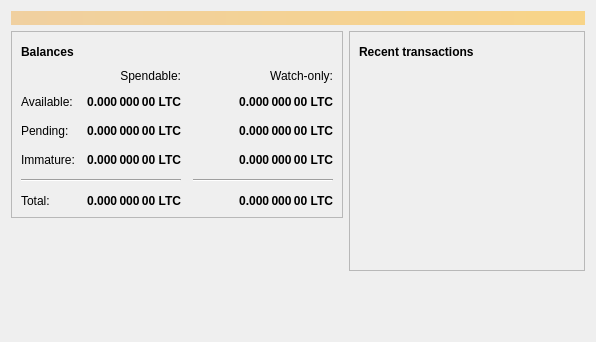
Before: the Qt Designer form src/qt/forms/overviewpage.ui in santos177/TradeLayer, drawn with Qt 5.
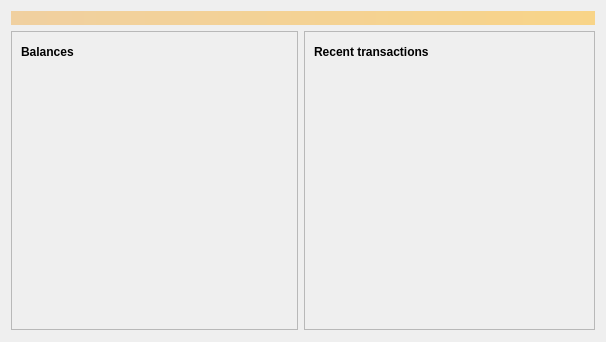
After: the same form once the commit is applied. Icons and pictures are not drawn.

Commit message: right code base added

```diff
--- a/src/qt/forms/overviewpage.ui
+++ b/src/qt/forms/overviewpage.ui
@@ -6,7 +6,7 @@
    <rect>
     <x>0</x>
     <y>0</y>
-    <width>596</width>
+    <width>606</width>
     <height>342</height>
    </rect>
   </property>
@@ -66,6 +66,12 @@
               <property name="enabled">
                <bool>true</bool>
               </property>
+              <property name="minimumSize">
+               <size>
+                <width>150</width>
+                <height>0</height>
+               </size>
+              </property>
               <property name="maximumSize">
                <size>
                 <width>30</width>
@@ -73,7 +79,10 @@
                </size>
               </property>
               <property name="toolTip">
-               <string>The displayed information may be out of date. Your wallet automatically synchronizes with the Litecoin network after a connection is established, but this process has not completed yet.</string>
+               <string>The displayed information may be out of date. Your wallet automatically synchronizes with the Bitcoin network after a connection is established, but this process has not completed yet.</string>
+              </property>
+              <property name="styleSheet">
+               <string notr="true">text-align: left</string>
               </property>
               <property name="text">
                <string/>
@@ -110,315 +119,27 @@
            </layout>
           </item>
           <item>
-           <layout class="QGridLayout" name="gridLayout">
-            <property name="spacing">
-             <number>12</number>
+           <widget class="QListWidget" name="overviewLW">
+            <property name="focusPolicy">
+             <enum>Qt::NoFocus</enum>
             </property>
-            <item row="2" column="2">
-             <widget class="QLabel" name="labelWatchPending">
-              <property name="font">
-               <font>
-                <weight>75</weight>
-                <bold>true</bold>
-               </font>
-              </property>
-              <property name="cursor">
-               <cursorShape>IBeamCursor</cursorShape>
-              </property>
-              <property name="toolTip">
-               <string>Unconfirmed transactions to watch-only addresses</string>
-              </property>
-              <property name="text">
-               <string notr="true">0.000 000 00 LTC</string>
-              </property>
-              <property name="alignment">
-               <set>Qt::AlignRight|Qt::AlignTrailing|Qt::AlignVCenter</set>
-              </property>
-              <property name="textInteractionFlags">
-               <set>Qt::LinksAccessibleByMouse|Qt::TextSelectableByKeyboard|Qt::TextSelectableByMouse</set>
-              </property>
-             </widget>
-            </item>
-            <item row="2" column="1">
-             <widget class="QLabel" name="labelUnconfirmed">
-              <property name="font">
-               <font>
-                <weight>75</weight>
-                <bold>true</bold>
-               </font>
-              </property>
-              <property name="cursor">
-               <cursorShape>IBeamCursor</cursorShape>
-              </property>
-              <property name="toolTip">
-               <string>Total of transactions that have yet to be confirmed, and do not yet count toward the spendable balance</string>
-              </property>
-              <property name="text">
-               <string notr="true">0.000 000 00 LTC</string>
-              </property>
-              <property name="alignment">
-               <set>Qt::AlignRight|Qt::AlignTrailing|Qt::AlignVCenter</set>
-              </property>
-              <property name="textInteractionFlags">
-               <set>Qt::LinksAccessibleByMouse|Qt::TextSelectableByKeyboard|Qt::TextSelectableByMouse</set>
-              </property>
-             </widget>
-            </item>
-            <item row="3" column="2">
-             <widget class="QLabel" name="labelWatchImmature">
-              <property name="font">
-               <font>
-                <weight>75</weight>
-                <bold>true</bold>
-               </font>
-              </property>
-              <property name="cursor">
-               <cursorShape>IBeamCursor</cursorShape>
-              </property>
-              <property name="toolTip">
-               <string>Mined balance in watch-only addresses that has not yet matured</string>
-              </property>
-              <property name="text">
-               <string notr="true">0.000 000 00 LTC</string>
-              </property>
-              <property name="alignment">
-               <set>Qt::AlignRight|Qt::AlignTrailing|Qt::AlignVCenter</set>
-              </property>
-              <property name="textInteractionFlags">
-               <set>Qt::LinksAccessibleByMouse|Qt::TextSelectableByKeyboard|Qt::TextSelectableByMouse</set>
-              </property>
-             </widget>
-            </item>
-            <item row="4" column="0" colspan="2">
-             <widget class="Line" name="line">
-              <property name="orientation">
-               <enum>Qt::Horizontal</enum>
-              </property>
-             </widget>
-            </item>
-            <item row="4" column="2">
-             <widget class="Line" name="lineWatchBalance">
-              <property name="sizePolicy">
-               <sizepolicy hsizetype="Preferred" vsizetype="Fixed">
-                <horstretch>0</horstretch>
-                <verstretch>0</verstretch>
-               </sizepolicy>
-              </property>
-              <property name="minimumSize">
-               <size>
-                <width>140</width>
-                <height>0</height>
-               </size>
-              </property>
-              <property name="orientation">
-               <enum>Qt::Horizontal</enum>
-              </property>
-             </widget>
-            </item>
-            <item row="5" column="0">
-             <widget class="QLabel" name="labelTotalText">
-              <property name="text">
-               <string>Total:</string>
-              </property>
-             </widget>
-            </item>
-            <item row="3" column="1">
-             <widget class="QLabel" name="labelImmature">
-              <property name="font">
-               <font>
-                <weight>75</weight>
-                <bold>true</bold>
-               </font>
-              </property>
-              <property name="cursor">
-               <cursorShape>IBeamCursor</cursorShape>
-              </property>
-              <property name="toolTip">
-               <string>Mined balance that has not yet matured</string>
-              </property>
-              <property name="text">
-               <string notr="true">0.000 000 00 LTC</string>
-              </property>
-              <property name="alignment">
-               <set>Qt::AlignRight|Qt::AlignTrailing|Qt::AlignVCenter</set>
-              </property>
-              <property name="textInteractionFlags">
-               <set>Qt::LinksAccessibleByMouse|Qt::TextSelectableByKeyboard|Qt::TextSelectableByMouse</set>
-              </property>
-             </widget>
-            </item>
-            <item row="2" column="3">
-             <spacer name="horizontalSpacer_2">
-              <property name="orientation">
-               <enum>Qt::Horizontal</enum>
-              </property>
-              <property name="sizeHint" stdset="0">
-               <size>
-                <width>40</width>
-                <height>20</height>
-               </size>
-              </property>
-             </spacer>
-            </item>
-            <item row="3" column="0">
-             <widget class="QLabel" name="labelImmatureText">
-              <property name="text">
-               <string>Immature:</string>
-              </property>
-             </widget>
-            </item>
-            <item row="5" column="1">
-             <widget class="QLabel" name="labelTotal">
-              <property name="font">
-               <font>
-                <weight>75</weight>
-                <bold>true</bold>
-               </font>
-              </property>
-              <property name="cursor">
-               <cursorShape>IBeamCursor</cursorShape>
-              </property>
-              <property name="toolTip">
-               <string>Your current total balance</string>
-              </property>
-              <property name="text">
-               <string notr="true">0.000 000 00 LTC</string>
-              </property>
-              <property name="alignment">
-               <set>Qt::AlignRight|Qt::AlignTrailing|Qt::AlignVCenter</set>
-              </property>
-              <property name="textInteractionFlags">
-               <set>Qt::LinksAccessibleByMouse|Qt::TextSelectableByKeyboard|Qt::TextSelectableByMouse</set>
-              </property>
-             </widget>
-            </item>
-            <item row="5" column="2">
-             <widget class="QLabel" name="labelWatchTotal">
-              <property name="font">
-               <font>
-                <weight>75</weight>
-                <bold>true</bold>
-               </font>
-              </property>
-              <property name="cursor">
-               <cursorShape>IBeamCursor</cursorShape>
-              </property>
-              <property name="toolTip">
-               <string>Current total balance in watch-only addresses</string>
-              </property>
-              <property name="text">
-               <string notr="true">0.000 000 00 LTC</string>
-              </property>
-              <property name="alignment">
-               <set>Qt::AlignRight|Qt::AlignTrailing|Qt::AlignVCenter</set>
-              </property>
-              <property name="textInteractionFlags">
-               <set>Qt::LinksAccessibleByMouse|Qt::TextSelectableByKeyboard|Qt::TextSelectableByMouse</set>
-              </property>
-             </widget>
-            </item>
-            <item row="0" column="2">
-             <widget class="QLabel" name="labelWatchonly">
-              <property name="text">
-               <string>Watch-only:</string>
-              </property>
-              <property name="alignment">
-               <set>Qt::AlignRight|Qt::AlignTrailing|Qt::AlignVCenter</set>
-              </property>
-             </widget>
-            </item>
-            <item row="1" column="0">
-             <widget class="QLabel" name="labelBalanceText">
-              <property name="text">
-               <string>Available:</string>
-              </property>
-             </widget>
-            </item>
-            <item row="1" column="1">
-             <widget class="QLabel" name="labelBalance">
-              <property name="font">
-               <font>
-                <weight>75</weight>
-                <bold>true</bold>
-               </font>
-              </property>
-              <property name="cursor">
-               <cursorShape>IBeamCursor</cursorShape>
-              </property>
-              <property name="toolTip">
-               <string>Your current spendable balance</string>
-              </property>
-              <property name="text">
-               <string notr="true">0.000 000 00 LTC</string>
-              </property>
-              <property name="alignment">
-               <set>Qt::AlignRight|Qt::AlignTrailing|Qt::AlignVCenter</set>
-              </property>
-              <property name="textInteractionFlags">
-               <set>Qt::LinksAccessibleByMouse|Qt::TextSelectableByKeyboard|Qt::TextSelectableByMouse</set>
-              </property>
-             </widget>
-            </item>
-            <item row="1" column="2">
-             <widget class="QLabel" name="labelWatchAvailable">
-              <property name="font">
-               <font>
-                <weight>75</weight>
-                <bold>true</bold>
-               </font>
-              </property>
-              <property name="cursor">
-               <cursorShape>IBeamCursor</cursorShape>
-              </property>
-              <property name="toolTip">
-               <string>Your current balance in watch-only addresses</string>
-              </property>
-              <property name="text">
-               <string notr="true">0.000 000 00 LTC</string>
-              </property>
-              <property name="alignment">
-               <set>Qt::AlignRight|Qt::AlignTrailing|Qt::AlignVCenter</set>
-              </property>
-              <property name="textInteractionFlags">
-               <set>Qt::LinksAccessibleByMouse|Qt::TextSelectableByKeyboard|Qt::TextSelectableByMouse</set>
-              </property>
-             </widget>
-            </item>
-            <item row="2" column="0">
-             <widget class="QLabel" name="labelPendingText">
-              <property name="text">
-               <string>Pending:</string>
-              </property>
-             </widget>
-            </item>
-            <item row="0" column="1">
-             <widget class="QLabel" name="labelSpendable">
-              <property name="text">
-               <string>Spendable:</string>
-              </property>
-              <property name="alignment">
-               <set>Qt::AlignRight|Qt::AlignTrailing|Qt::AlignVCenter</set>
-              </property>
-             </widget>
-            </item>
-           </layout>
+            <property name="styleSheet">
+             <string notr="true">QListWidget { background-color:transparent }</string>
+            </property>
+            <property name="frameShape">
+             <enum>QFrame::NoFrame</enum>
+            </property>
+            <property name="frameShadow">
+             <enum>QFrame::Plain</enum>
+            </property>
+            <property name="selectionMode">
+             <enum>QAbstractItemView::NoSelection</enum>
+            </property>
+           </widget>
           </item>
          </layout>
         </widget>
        </item>
-       <item>
-        <spacer name="verticalSpacer">
-         <property name="orientation">
-          <enum>Qt::Vertical</enum>
-         </property>
-         <property name="sizeHint" stdset="0">
-          <size>
-           <width>20</width>
-           <height>40</height>
-          </size>
-         </property>
-        </spacer>
-       </item>
       </layout>
      </item>
      <item>
@@ -452,6 +173,12 @@
               <property name="enabled">
                <bool>true</bool>
               </property>
+              <property name="minimumSize">
+               <size>
+                <width>150</width>
+                <height>0</height>
+               </size>
+              </property>
               <property name="maximumSize">
                <size>
                 <width>30</width>
@@ -459,7 +186,10 @@
                </size>
               </property>
               <property name="toolTip">
-               <string>The displayed information may be out of date. Your wallet automatically synchronizes with the Litecoin network after a connection is established, but this process has not completed yet.</string>
+               <string>The displayed information may be out of date. Your wallet automatically synchronizes with the Bitcoin network after a connection is established, but this process has not completed yet.</string>
+              </property>
+              <property name="styleSheet">
+               <string notr="true">text-align:left;</string>
               </property>
               <property name="text">
                <string/>
@@ -514,26 +244,42 @@
             </property>
            </widget>
           </item>
+          <item>
+           <spacer name="verticalSpacer_2">
+            <property name="orientation">
+             <enum>Qt::Vertical</enum>
+            </property>
+            <property name="sizeHint" stdset="0">
+             <size>
+              <width>20</width>
+              <height>40</height>
+             </size>
+            </property>
+           </spacer>
+          </item>
          </layout>
         </widget>
        </item>
-       <item>
-        <spacer name="verticalSpacer_2">
-         <property name="orientation">
-          <enum>Qt::Vertical</enum>
-         </property>
-         <property name="sizeHint" stdset="0">
-          <size>
-           <width>20</width>
-           <height>40</height>
-          </size>
-         </property>
-        </spacer>
-       </item>
       </layout>
      </item>
     </layout>
    </item>
+   <item>
+    <spacer name="verticalSpacer">
+     <property name="orientation">
+      <enum>Qt::Vertical</enum>
+     </property>
+     <property name="sizeType">
+      <enum>QSizePolicy::Fixed</enum>
+     </property>
+     <property name="sizeHint" stdset="0">
+      <size>
+       <width>1</width>
+       <height>1</height>
+      </size>
+     </property>
+    </spacer>
+   </item>
   </layout>
  </widget>
  <resources/>
```
Left out of the diff: 4 changed lines with no effect on the pictures. The commit also changes 2598 other files.
